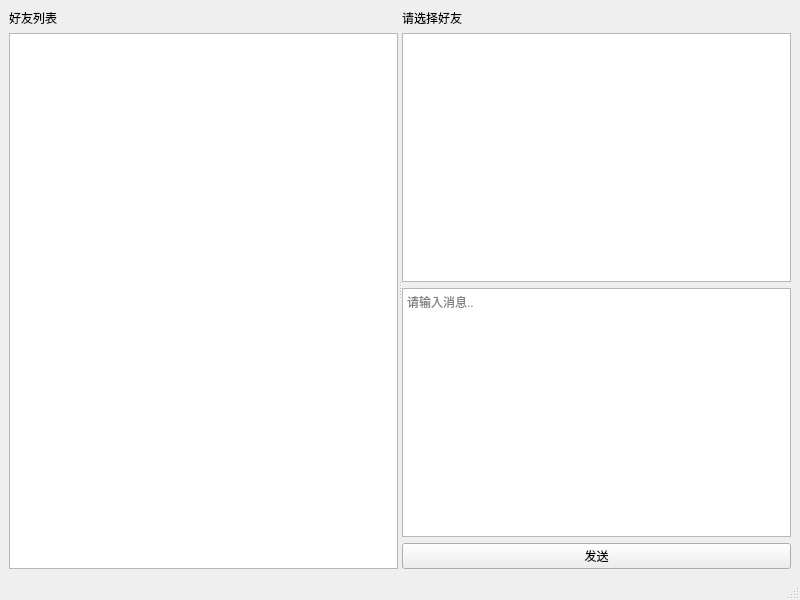
The window that client/forms/mainwindow.ui (yanjingwen2025/QtIMSystem) describes before a commit, drawn with Qt 5.
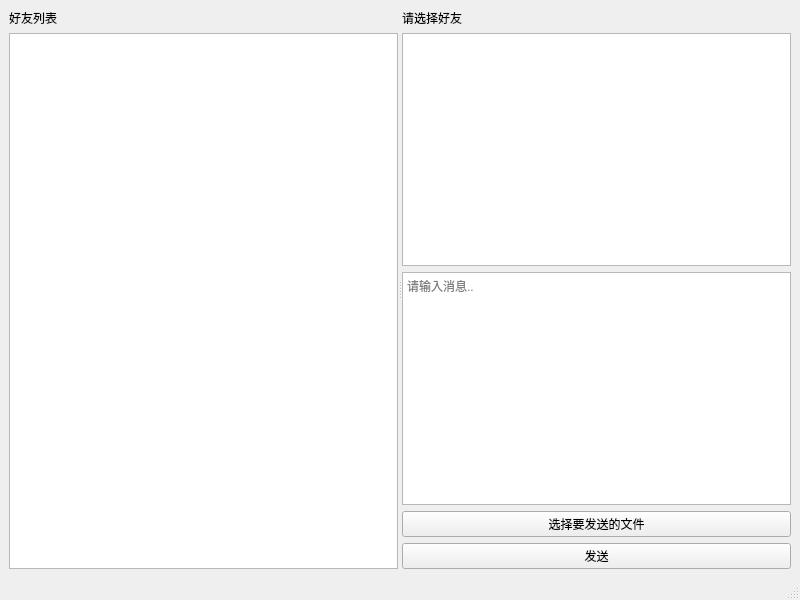
The same window after the commit.

The edit to the form file:
```diff
--- a/client/forms/mainwindow.ui
+++ b/client/forms/mainwindow.ui
@@ -68,6 +68,13 @@
           </property>
          </widget>
         </item>
+        <item>
+         <widget class="QPushButton" name="attachButton">
+          <property name="text">
+           <string>选择要发送的文件</string>
+          </property>
+         </widget>
+        </item>
         <item>
          <widget class="QPushButton" name="sendButton">
           <property name="text">
```
